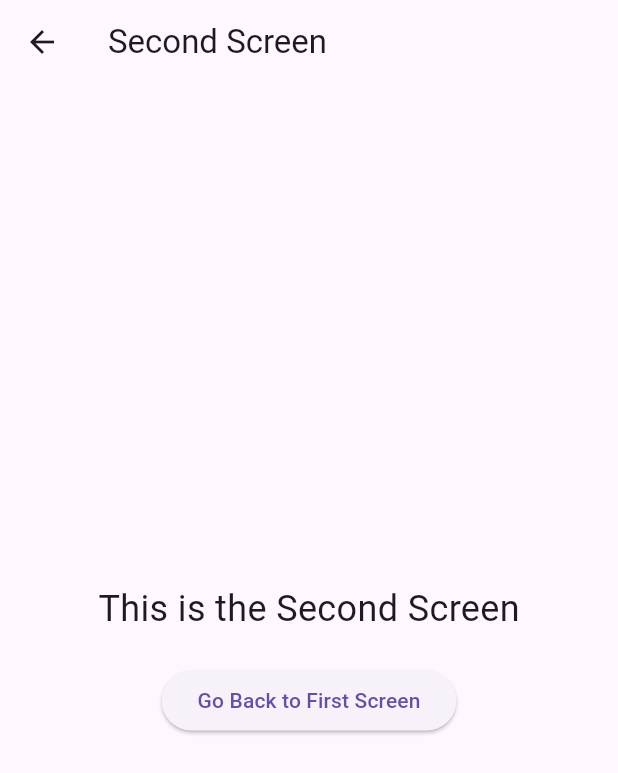
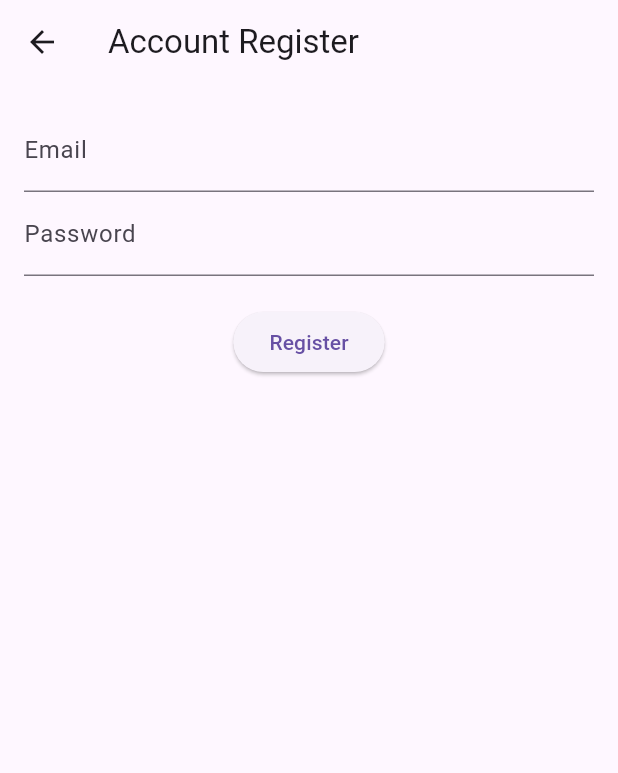
Before and after one commit to oto06/GakuYouMatch2, a Flutter app: the screen it shows after launch, after a tap on "Googleアカウントで登録", on a phone screen of 412 x 824 dp. Shown: the top 773 px of the screen. Run offline on Flutter 3.47's test engine with Material 3 defaults, Android fonts, the phone set to English and light mode, and no system bars; our stand-ins replace firebase_auth, firebase_core; accounts and stored records are empty; network calls fail.

Commit message:
version1

```diff
--- a/lib/acountregister.dart
+++ b/lib/acountregister.dart
@@ -1,27 +1,65 @@
 import 'package:flutter/material.dart';
+import 'package:firebase_auth/firebase_auth.dart';
 
-class SecondScreen extends StatelessWidget {
+
+class AccountRegister extends StatefulWidget {
+  @override
+  _AccountRegisterState createState() => _AccountRegisterState();
+
+  @override
+  Widget build(BuildContext context) {
+    // TODO: implement build
+    throw UnimplementedError();
+  }
+}
+
+class  _AccountRegisterState extends State<AccountRegister> {
+  final _emailController = TextEditingController();
+  final _passwordController = TextEditingController();
+  final FirebaseAuth _auth = FirebaseAuth.instance;
+  // 登録処理のメソッド
+  void _register() async {
+    String email = _emailController.text;
+    String password = _passwordController.text;
+
+    try {
+      UserCredential userCredential = await _auth.createUserWithEmailAndPassword(
+        email: email,
+        password: password,
+      );
+      // ユーザー登録成功の処理
+      print('User registered: ${userCredential.user?.uid}');
+      // 登録成功後の画面遷移などをここで行うことができます
+    } catch (e) {
+      // エラー処理
+      print('Failed to register: $e');
+    }
+  }
+
   @override
   Widget build(BuildContext context) {
     return Scaffold(
       appBar: AppBar(
-        title: Text('Second Screen'),
+        title: Text('Account Register'), // アプリバーのタイトル
       ),
-      body: Center(
+      body: Padding(
+        padding: const EdgeInsets.all(16.0),
         child: Column(
-          mainAxisAlignment: MainAxisAlignment.center,
           children: [
-            Text(
-              'This is the Second Screen',
-              style: TextStyle(fontSize: 24),
+            TextField(
+              controller: _emailController,
+              decoration: InputDecoration(labelText: 'Email'), // メールフィールド
+            ),
+            TextField(
+              controller: _passwordController,
+              decoration: InputDecoration(labelText: 'Password'), // パスワードフィールド
+              obscureText: true, // パスワードを隠す
             ),
             SizedBox(height: 20),
             ElevatedButton(
-              onPressed: () {
-                // 画面を戻る
-                Navigator.pop(context);
-              },
-              child: Text('Go Back to First Screen'),
+              onPressed: _register, // 登録ボタンを押すと_registerメソッドを呼ぶ
+              child: Text('Register'),
+
             ),
           ],
         ),
--- a/lib/main.dart
+++ b/lib/main.dart
@@ -1,20 +1,29 @@
 import 'package:flutter/material.dart';
-
+import 'package:firebase_core/firebase_core.dart';
 import 'acountregister.dart';
 
-void main() {
+
+
+void main()async {
   runApp(const MyApp());
+  WidgetsFlutterBinding.ensureInitialized();
+  await Firebase.initializeApp(); // Firebaseの初期化
+  runApp(MyApp());
 }
 
 class MyApp extends StatelessWidget {
   const MyApp({super.key});
 
-  // This widget is the root of your application.
+  // widget is the root of your application.
   @override
   Widget build(BuildContext context) {
     return MaterialApp(
-      home: FirstScreen(), // 最初の画面
+      title: 'Flutter Registration',
+      theme: ThemeData(
+        primarySwatch: Colors.blue,
 
+      ),
+      home: FirstScreen(),
     );
   }
 }
@@ -24,7 +33,7 @@ class FirstScreen extends StatelessWidget {
   Widget build(BuildContext context) {
     return Scaffold(
       appBar: AppBar(
-        title: Text('First Screen'),
+        title:Text ('First Screen'),
       ),
       body: Center(
         child: Column( // Column で複数のウィジェットをまとめる
@@ -41,18 +50,18 @@ class FirstScreen extends StatelessWidget {
             // ボタンを押すと次の画面に遷移
             Navigator.push(
               context,
-              MaterialPageRoute(builder: (context) => SecondScreen()),
+              MaterialPageRoute(builder: (context) => AccountRegister()),
             );
           },
           child: Text('Googleアカウントで登録'),
-        ),
+       ),
           SizedBox(height: 20), // ボタンの間にスペースを追加
           ElevatedButton(
             onPressed: () {
               // 2つ目のボタンを押すと次の画面に遷移
               Navigator.push(
                 context,
-                MaterialPageRoute(builder: (context) => SecondScreen()), // 遷移先を変更することも可能
+                MaterialPageRoute(builder: (context) => AccountRegister()), // 遷移先を変更することも可能
               );
             },
             child: Text('Appleアカウントで登録'), // ボタンのテキストを変更
--- a/pubspec.yaml
+++ b/pubspec.yaml
@@ -21,6 +21,9 @@ version: 1.0.0+1
 environment:
   sdk: ^3.5.3
 
+
+
+
 # Dependencies specify other packages that your package needs in order to work.
 # To automatically upgrade your package dependencies to the latest versions
 # consider running `flutter pub upgrade --major-versions`. Alternatively,
@@ -30,7 +33,8 @@ environment:
 dependencies:
   flutter:
     sdk: flutter
-
+  firebase_core: "^3.6.0"
+  firebase_auth: "^5.0.0"
 
   # The following adds the Cupertino Icons font to your application.
   # Use with the CupertinoIcons class for iOS style icons.
```
Also changed, not shown: lib/basicinfo.dart (added), pubspec.lock, 5 other files.
